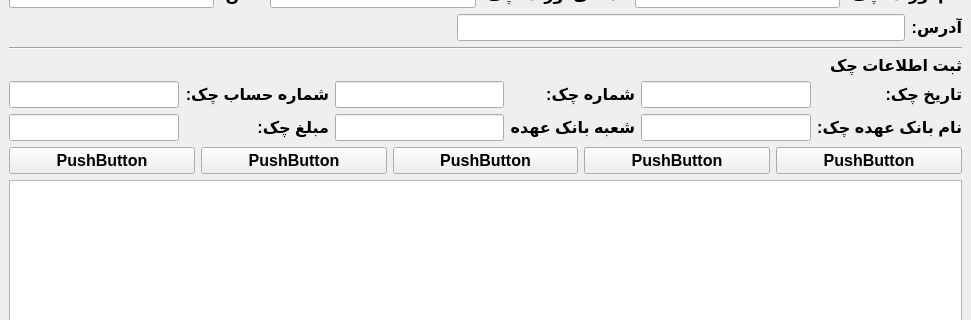
The window that chequevagozari.ui (ahmadbabayi/QtBmipaya) describes before a commit, drawn with Qt 5; both pictures show x 0 to 971 and y 94 to 414 of the 971 by 700 pixel window.
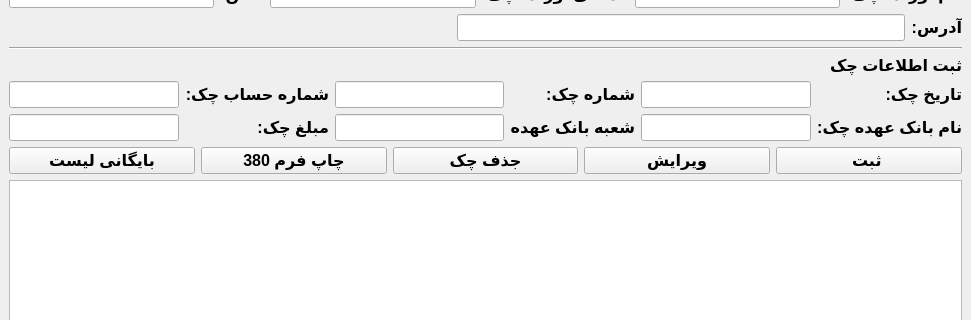
The same window after the commit.

Commit message: LineEdits name edited.

```diff
--- a/chequevagozari.ui
+++ b/chequevagozari.ui
@@ -233,35 +233,35 @@
       <item>
        <widget class="QPushButton" name="pushButton_5">
         <property name="text">
-         <string>PushButton</string>
+         <string>بایگانی لیست</string>
         </property>
        </widget>
       </item>
       <item>
        <widget class="QPushButton" name="pushButton_4">
         <property name="text">
-         <string>PushButton</string>
+         <string>چاپ فرم 380</string>
         </property>
        </widget>
       </item>
       <item>
        <widget class="QPushButton" name="pushButton_3">
         <property name="text">
-         <string>PushButton</string>
+         <string>جذف چک</string>
         </property>
        </widget>
       </item>
       <item>
        <widget class="QPushButton" name="pushButton_2">
         <property name="text">
-         <string>PushButton</string>
+         <string>ویرایش</string>
         </property>
        </widget>
       </item>
       <item>
        <widget class="QPushButton" name="pushButton">
         <property name="text">
-         <string>PushButton</string>
+         <string>ثبت </string>
         </property>
        </widget>
       </item>
```
Left out of the diff: 47 changed lines with no effect on the pictures.
